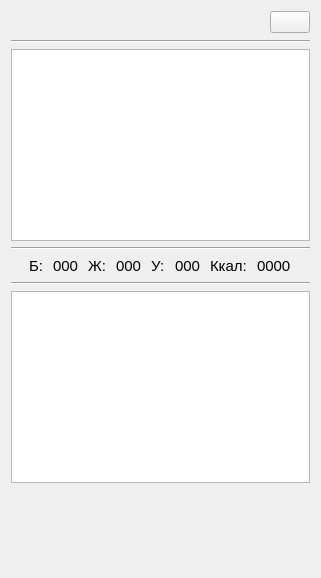
Above: project/forms/Recipe_info.ui from Galoev/nutritionist-helper before the change. Below: the same form after it.
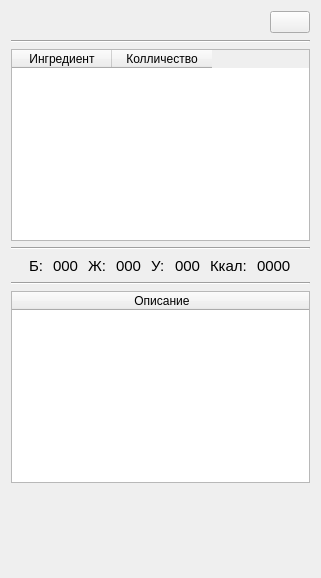
That is the form after the change. Icons and pictures are not drawn.

Commit message: Исправлена фомрма информации о Рецепте Отключена возможность редактирования таблицы Столбцы таблицы теперь увеличиваются вместе с основным окном

```diff
--- a/project/forms/Recipe_info.ui
+++ b/project/forms/Recipe_info.ui
@@ -65,14 +65,23 @@
       <bool>true</bool>
      </property>
      <attribute name="horizontalHeaderVisible">
-      <bool>false</bool>
+      <bool>true</bool>
      </attribute>
      <attribute name="horizontalHeaderShowSortIndicator" stdset="0">
       <bool>false</bool>
      </attribute>
+     <attribute name="horizontalHeaderStretchLastSection">
+      <bool>false</bool>
+     </attribute>
      <attribute name="verticalHeaderVisible">
       <bool>false</bool>
      </attribute>
+     <attribute name="verticalHeaderDefaultSectionSize">
+      <number>30</number>
+     </attribute>
+     <attribute name="verticalHeaderStretchLastSection">
+      <bool>false</bool>
+     </attribute>
      <column>
       <property name="text">
        <string>Ингредиент</string>
@@ -247,7 +256,7 @@
    <item>
     <widget class="QTableWidget" name="tableWidget_recipeDescription">
      <attribute name="horizontalHeaderVisible">
-      <bool>false</bool>
+      <bool>true</bool>
      </attribute>
      <attribute name="horizontalHeaderCascadingSectionResizes">
       <bool>false</bool>
@@ -255,6 +264,12 @@
      <attribute name="horizontalHeaderDefaultSectionSize">
       <number>300</number>
      </attribute>
+     <attribute name="horizontalHeaderStretchLastSection">
+      <bool>true</bool>
+     </attribute>
+     <attribute name="verticalHeaderVisible">
+      <bool>true</bool>
+     </attribute>
      <column>
       <property name="text">
        <string>Описание</string>
```
The commit also changes 6 other files.
